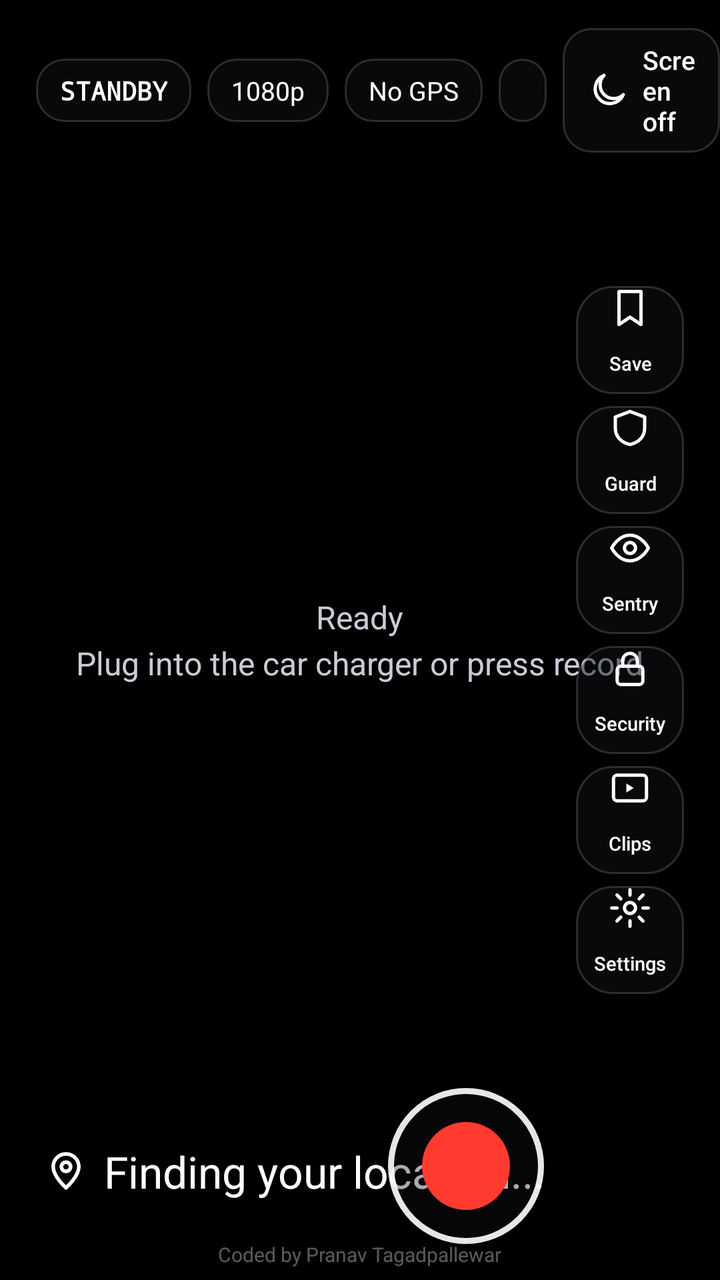
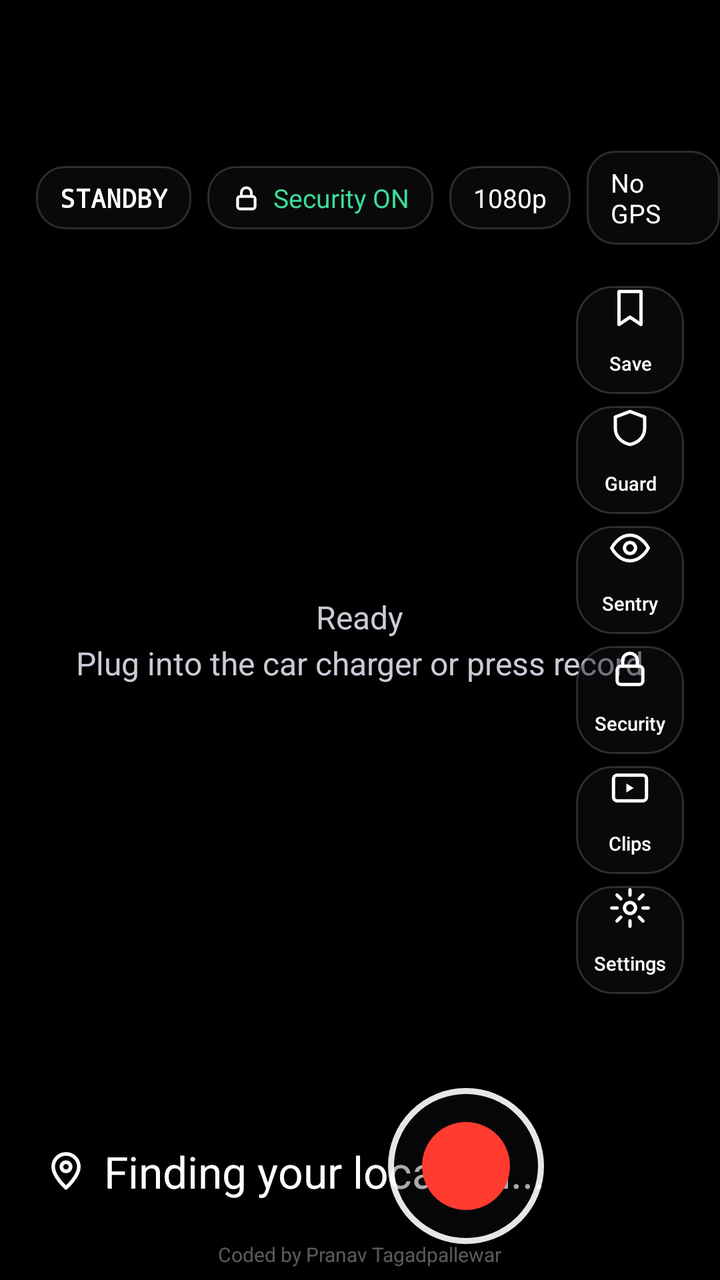

Two renders of the same Android screen: before a commit and after it. Below are the layout's source before the change and the commit's diff.
<!-- AndroidManifest.xml: activity theme Theme.OvraDash -->
<!-- res/layout/activity_main.xml -->
<?xml version="1.0" encoding="utf-8"?>
<FrameLayout xmlns:android="http://schemas.android.com/apk/res/android"
    android:id="@+id/root"
    android:layout_width="match_parent"
    android:layout_height="match_parent"
    android:background="#000000">

    <TextureView
        android:id="@+id/preview"
        android:layout_width="match_parent"
        android:layout_height="match_parent" />

    <View android:layout_width="match_parent" android:layout_height="90dp" android:layout_gravity="top" android:background="@drawable/scrim_top" />
    <View android:layout_width="match_parent" android:layout_height="150dp" android:layout_gravity="bottom" android:background="@drawable/scrim_bottom" />

    <TextView
        android:id="@+id/idleText"
        android:layout_width="wrap_content"
        android:layout_height="wrap_content"
        android:layout_gravity="center"
        android:gravity="center"
        android:lineSpacingExtra="4dp"
        android:text="Ready\nPlug into the car charger or press record"
        android:textColor="#C9CCD6"
        android:textSize="16sp" />

    
    <LinearLayout
        android:layout_width="wrap_content"
        android:layout_height="wrap_content"
        android:layout_gravity="top|start"
        android:layout_marginStart="18dp"
        android:layout_marginTop="14dp"
        android:orientation="vertical">

        <LinearLayout
            android:layout_width="wrap_content"
            android:layout_height="wrap_content"
            android:gravity="center_vertical"
            android:orientation="horizontal">

            <TextView android:id="@+id/modeChip" style="@style/GlassChip" android:text="STANDBY" android:textStyle="bold" android:fontFamily="monospace" />
            <TextView android:id="@+id/qualityChip" style="@style/GlassChip" android:layout_marginStart="8dp" android:text="1080p" />
            <TextView android:id="@+id/gpsChip" style="@style/GlassChip" android:layout_marginStart="8dp" android:text="No GPS" />
            <TextView android:id="@+id/storageChip" style="@style/GlassChip" android:layout_marginStart="8dp" android:text="" />
            <Button
                android:id="@+id/btnDark"
                style="@style/GlassChip"
                android:layout_marginStart="8dp"
                android:minHeight="0dp"
                android:minWidth="0dp"
                android:drawableStart="@drawable/ic_moon"
                android:text="Screen off"
                android:textAllCaps="false" />
        </LinearLayout>

        <TextView
            android:id="@+id/messageText"
            style="@style/GlassChip"
            android:layout_marginTop="8dp"
            android:maxWidth="520dp"
            android:textColor="#FFD08A"
            android:visibility="gone" />
    </LinearLayout>

    
    <LinearLayout
        android:layout_width="wrap_content"
        android:layout_height="wrap_content"
        android:layout_gravity="bottom|start"
        android:layout_marginStart="22dp"
        android:layout_marginBottom="20dp"
        android:orientation="vertical">

        <TextView
            android:id="@+id/placeRoad"
            android:layout_width="wrap_content"
            android:layout_height="wrap_content"
            android:drawableStart="@drawable/ic_pin"
            android:drawablePadding="8dp"
            android:gravity="center_vertical"
            android:maxWidth="460dp"
            android:singleLine="true"
            android:ellipsize="end"
            android:shadowColor="#CC000000"
            android:shadowRadius="6"
            android:text="Finding your location..."
            android:textColor="#FFFFFF"
            android:textSize="22sp" />

        <TextView
            android:id="@+id/placeArea"
            android:layout_width="wrap_content"
            android:layout_height="wrap_content"
            android:layout_marginStart="30dp"
            android:layout_marginTop="2dp"
            android:shadowColor="#CC000000"
            android:shadowRadius="6"
            android:textColor="#C9CCD6"
            android:textSize="13sp" />
    </LinearLayout>

    
    <LinearLayout
        android:layout_width="wrap_content"
        android:layout_height="wrap_content"
        android:layout_gravity="end|center_vertical"
        android:layout_marginEnd="18dp"
        android:gravity="center"
        android:orientation="vertical">

        <Button android:id="@+id/btnSave" style="@style/DockButton" android:layout_marginTop="0dp" android:drawableTop="@drawable/ic_save" android:text="Save" />
        <Button android:id="@+id/btnGuard" style="@style/DockButton" android:drawableTop="@drawable/ic_shield" android:text="Guard" />
        <Button android:id="@+id/btnSentry" style="@style/DockButton" android:drawableTop="@drawable/ic_eye" android:text="Sentry" />
        <Button android:id="@+id/btnSecurity" style="@style/DockButton" android:drawableTop="@drawable/ic_lock" android:text="Security" />
        <Button android:id="@+id/btnClips" style="@style/DockButton" android:drawableTop="@drawable/ic_clips" android:text="Clips" />
        <Button android:id="@+id/btnSettings" style="@style/DockButton" android:drawableTop="@drawable/ic_gear" android:text="Settings" />
    </LinearLayout>

    
    <ImageButton
        android:id="@+id/btnRecord"
        android:layout_width="78dp"
        android:layout_height="78dp"
        android:layout_gravity="bottom|end"
        android:layout_marginEnd="88dp"
        android:layout_marginBottom="18dp"
        android:background="@drawable/rec_ring"
        android:contentDescription="Start recording"
        android:scaleType="center"
        android:src="@drawable/rec_inner_dot" />

    <TextView
        android:layout_width="wrap_content"
        android:layout_height="wrap_content"
        android:layout_gravity="bottom|center_horizontal"
        android:layout_marginBottom="6dp"
        android:text="Coded by Pranav Tagadpallewar"
        android:textColor="#59FFFFFF"
        android:textSize="10sp" />

    
    <FrameLayout
        android:id="@+id/darkOverlay"
        android:layout_width="match_parent"
        android:layout_height="match_parent"
        android:background="#000000"
        android:clickable="true"
        android:focusable="true"
        android:visibility="gone">

        <View
            android:id="@+id/flashLayer"
            android:layout_width="match_parent"
            android:layout_height="match_parent"
            android:background="#B0FF1A10"
            android:visibility="invisible" />

        <View
            android:id="@+id/statusDot"
            android:layout_width="10dp"
            android:layout_height="10dp"
            android:background="@drawable/rec_dot" />
    </FrameLayout>

    
    <LinearLayout
        android:id="@+id/alertPanel"
        android:layout_width="wrap_content"
        android:layout_height="wrap_content"
        android:layout_gravity="center"
        android:background="@drawable/panel_red"
        android:gravity="center"
        android:minWidth="360dp"
        android:orientation="vertical"
        android:padding="24dp"
        android:visibility="gone">

        <TextView
            android:id="@+id/alertTitle"
            android:layout_width="wrap_content"
            android:layout_height="wrap_content"
            android:textColor="#FFFFFF"
            android:textSize="26sp"
            android:textStyle="bold" />

        <TextView
            android:id="@+id/alertText"
            android:layout_width="wrap_content"
            android:layout_height="wrap_content"
            android:layout_marginTop="6dp"
            android:gravity="center"
            android:textColor="#FFFFFF"
            android:textSize="15sp" />

        <Button
            android:id="@+id/alertButton"
            style="@style/SideButton"
            android:layout_width="wrap_content"
            android:layout_marginTop="16dp"
            android:paddingHorizontal="28dp" />
    </LinearLayout>
</FrameLayout>
<!-- resources referenced by this layout -->
<resources>
  <!-- drawable ic_save (drawable) -->
  <?xml version="1.0" encoding="utf-8"?>
  <vector xmlns:android="http://schemas.android.com/apk/res/android"
      android:width="22dp" android:height="22dp" android:viewportWidth="24" android:viewportHeight="24">
      <path android:strokeColor="#FFFFFF" android:strokeWidth="1.8" android:strokeLineJoin="round" android:fillColor="#00000000" android:pathData="M6,3h12v18l-6,-4l-6,4z"/>
  </vector>
  <!-- drawable panel_red (drawable) -->
  <?xml version="1.0" encoding="utf-8"?>
  <shape xmlns:android="http://schemas.android.com/apk/res/android">
      <solid android:color="#EED32F2F" />
      <corners android:radius="20dp" />
  </shape>
  <!-- drawable rec_dot (drawable) -->
  <?xml version="1.0" encoding="utf-8"?>
  <shape xmlns:android="http://schemas.android.com/apk/res/android" android:shape="oval">
      <solid android:color="#FFFF3B30" />
  </shape>
  <!-- drawable rec_inner_dot (drawable) -->
  <?xml version="1.0" encoding="utf-8"?>
  <shape xmlns:android="http://schemas.android.com/apk/res/android" android:shape="oval">
      <solid android:color="#FF3B30" />
      <size android:width="44dp" android:height="44dp" />
  </shape>
  <!-- drawable rec_ring (drawable) -->
  <?xml version="1.0" encoding="utf-8"?>
  <shape xmlns:android="http://schemas.android.com/apk/res/android" android:shape="oval">
      <solid android:color="#59121318" />
      <stroke android:width="3dp" android:color="#E6FFFFFF" />
  </shape>
  <!-- drawable scrim_bottom (drawable) -->
  <?xml version="1.0" encoding="utf-8"?>
  <shape xmlns:android="http://schemas.android.com/apk/res/android">
      <gradient android:angle="90" android:startColor="#8C000000" android:endColor="#00000000" />
  </shape>
  <!-- drawable scrim_top (drawable) -->
  <?xml version="1.0" encoding="utf-8"?>
  <shape xmlns:android="http://schemas.android.com/apk/res/android">
      <gradient android:angle="270" android:startColor="#73000000" android:endColor="#00000000" />
  </shape>
  <style name="Theme.OvraDash" parent="Theme.AppCompat.NoActionBar">
          <item name="android:windowBackground">@android:color/black</item>
          <item name="android:statusBarColor">@android:color/black</item>
          <item name="android:navigationBarColor">@android:color/black</item>
          <item name="colorPrimary">#FF5A4E</item>
          <item name="colorAccent">#FF5A4E</item>
      </style>
  <!-- drawable glass (drawable) -->
  <?xml version="1.0" encoding="utf-8"?>
  <shape xmlns:android="http://schemas.android.com/apk/res/android">
      <solid android:color="#80121318" />
      <stroke android:width="1dp" android:color="#29FFFFFF" />
      <corners android:radius="14dp" />
  </shape>
  <!-- drawable btn_bg (drawable) -->
  <?xml version="1.0" encoding="utf-8"?>
  <shape xmlns:android="http://schemas.android.com/apk/res/android">
      <solid android:color="#E61D2029" />
      <stroke android:width="1dp" android:color="#3A3F4E" />
      <corners android:radius="16dp" />
  </shape>
  <!-- unchanged entries left out for length: 11 -->
</resources>

<!-- the commit's change to res/layout/activity_main.xml (unified diff, before → after) -->
@@ -40,6 +40,7 @@
             android:orientation="horizontal">
 
             <TextView android:id="@+id/modeChip" style="@style/GlassChip" android:text="STANDBY" android:textStyle="bold" android:fontFamily="monospace" />
+            <TextView android:id="@+id/securityChip" style="@style/GlassChip" android:layout_marginStart="8dp" android:drawableStart="@drawable/ic_lock_small" android:text="Security ON" android:textColor="#3DDC97" />
             <TextView android:id="@+id/qualityChip" style="@style/GlassChip" android:layout_marginStart="8dp" android:text="1080p" />
             <TextView android:id="@+id/gpsChip" style="@style/GlassChip" android:layout_marginStart="8dp" android:text="No GPS" />
             <TextView android:id="@+id/storageChip" style="@style/GlassChip" android:layout_marginStart="8dp" android:text="" />
<!-- resource entries referenced after the edit -->
@@ -1,5 +1,12 @@
 <!-- resources referenced by this layout -->
 <resources>
+  <!-- drawable ic_lock_small (drawable) -->
+  <?xml version="1.0" encoding="utf-8"?>
+  <vector xmlns:android="http://schemas.android.com/apk/res/android"
+      android:width="15dp" android:height="15dp" android:viewportWidth="24" android:viewportHeight="24">
+      <path android:strokeColor="#FFFFFF" android:strokeWidth="2.2" android:strokeLineJoin="round" android:fillColor="#00000000" android:pathData="M7,11h10a2,2 0,0 1,2 2v6a2,2 0,0 1,-2 2H7a2,2 0,0 1,-2 -2v-6a2,2 0,0 1,2 -2z"/>
+      <path android:strokeColor="#FFFFFF" android:strokeWidth="2.2" android:strokeLineCap="round" android:fillColor="#00000000" android:pathData="M8,11V8a4,4 0,0 1,8 0v3"/>
+  </vector>
   <!-- drawable ic_save (drawable) -->
   <?xml version="1.0" encoding="utf-8"?>
   <vector xmlns:android="http://schemas.android.com/apk/res/android"
